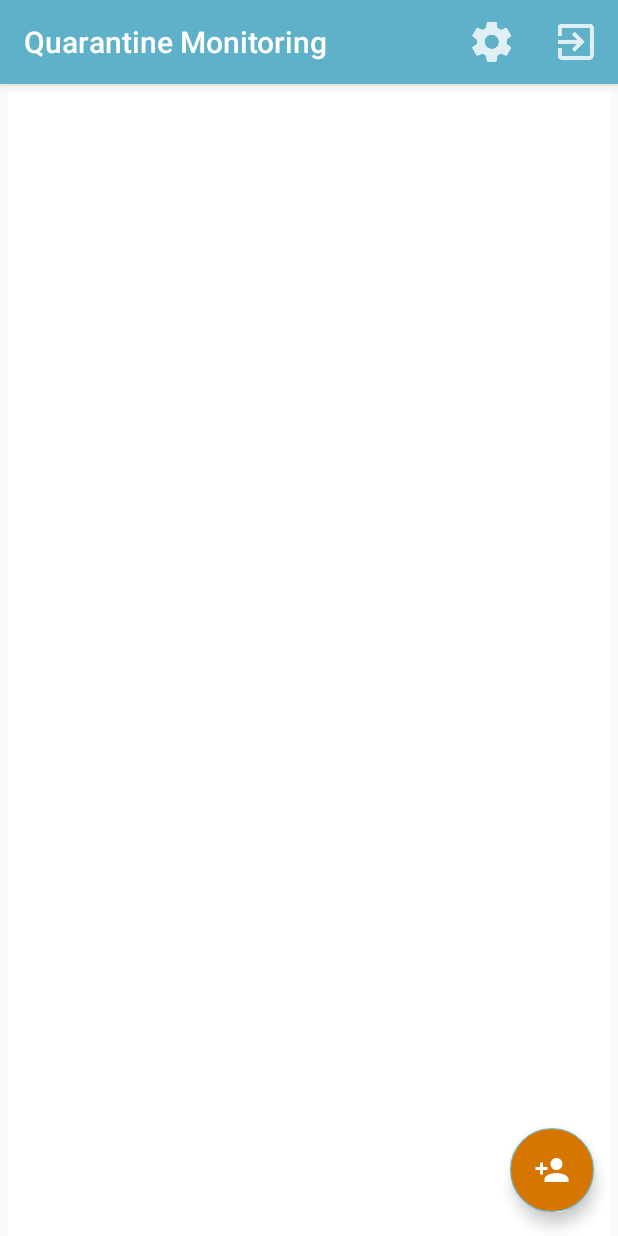
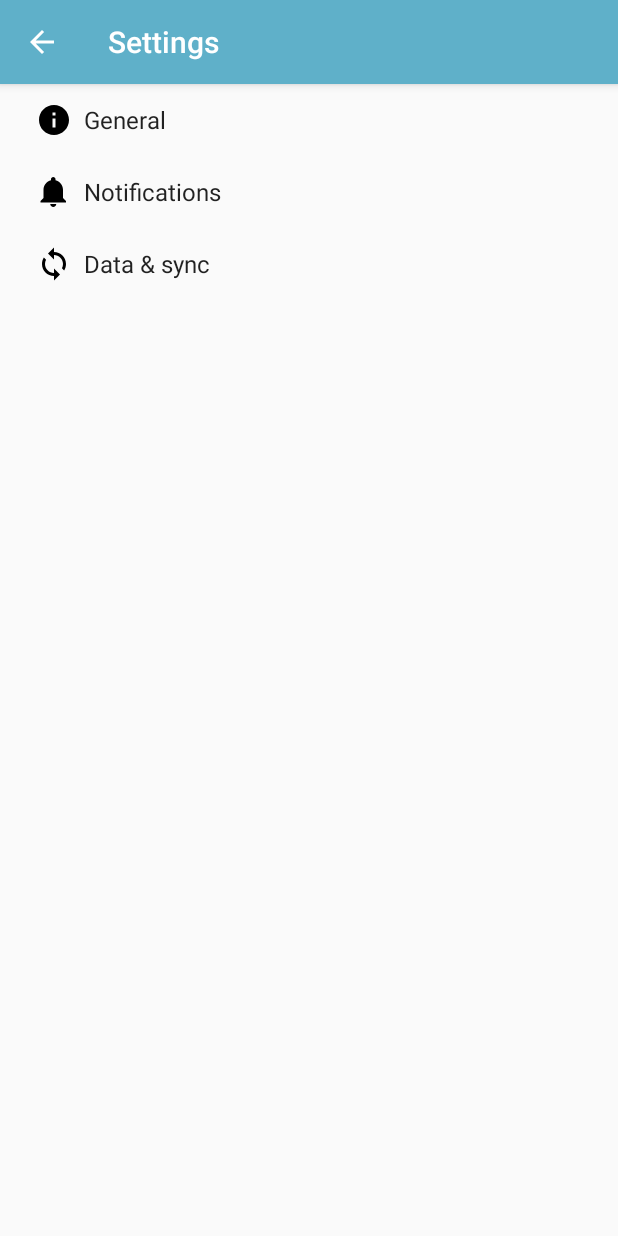
Before and after one commit to feyt28/AndroidThingsRepo, an Android app: the MainActivity screen opened directly, with no data from a screen before it, after a tap on "Settings", on a phone screen of 412 x 824 dp. Run offline under Robolectric (Android 15) with nearby library versions, the light colour scheme and no system bars; our stand-ins replace Firebase (no records; nobody signed in at launch, a user with empty details on screens opened directly), Picasso; libraries missing offline, so code that uses them is left out: com.mikhaellopez.circularimageview; pictures from the network do not load.

Commit message:
Added files for Settings

```diff
--- a/QuarantineMonitoring/mobile/build.gradle
+++ b/QuarantineMonitoring/mobile/build.gradle
@@ -45,4 +45,5 @@ dependencies {
 
 
 
+
 apply plugin: 'com.google.gms.google-services'
--- a/QuarantineMonitoring/mobile/src/main/AndroidManifest.xml
+++ b/QuarantineMonitoring/mobile/src/main/AndroidManifest.xml
@@ -33,7 +33,10 @@
                 <category android:name="android.intent.category.LAUNCHER" />
             </intent-filter>
         </activity>
-        <activity android:name=".ProfileActivity"></activity>
+        <activity android:name=".ProfileActivity" />
+        <activity
+            android:name=".SettingsActivity"
+            android:label="@string/title_activity_settings"></activity>
     </application>
 
 </manifest>
--- /dev/null
+++ b/QuarantineMonitoring/mobile/src/main/java/dev/aot/markkevindalbios/quarantinemonitoring/AppCompatPreferenceActivity.java
@@ -0,0 +1,109 @@
+package dev.aot.markkevindalbios.quarantinemonitoring;
+
+import android.content.res.Configuration;
+import android.os.Bundle;
+import android.preference.PreferenceActivity;
+import android.support.annotation.LayoutRes;
+import android.support.annotation.Nullable;
+import android.support.v7.app.ActionBar;
+import android.support.v7.app.AppCompatDelegate;
+import android.support.v7.widget.Toolbar;
+import android.view.MenuInflater;
+import android.view.View;
+import android.view.ViewGroup;
+
+/**
+ * A {@link android.preference.PreferenceActivity} which implements and proxies the necessary calls
+ * to be used with AppCompat.
+ */
+public abstract class AppCompatPreferenceActivity extends PreferenceActivity {
+
+    private AppCompatDelegate mDelegate;
+
+    @Override
+    protected void onCreate(Bundle savedInstanceState) {
+        getDelegate().installViewFactory();
+        getDelegate().onCreate(savedInstanceState);
+        super.onCreate(savedInstanceState);
+    }
+
+    @Override
+    protected void onPostCreate(Bundle savedInstanceState) {
+        super.onPostCreate(savedInstanceState);
+        getDelegate().onPostCreate(savedInstanceState);
+    }
+
+    public ActionBar getSupportActionBar() {
+        return getDelegate().getSupportActionBar();
+    }
+
+    public void setSupportActionBar(@Nullable Toolbar toolbar) {
+        getDelegate().setSupportActionBar(toolbar);
+    }
+
+    @Override
+    public MenuInflater getMenuInflater() {
+        return getDelegate().getMenuInflater();
+    }
+
+    @Override
+    public void setContentView(@LayoutRes int layoutResID) {
+        getDelegate().setContentView(layoutResID);
+    }
+
+    @Override
+    public void setContentView(View view) {
+        getDelegate().setContentView(view);
+    }
+
+    @Override
+    public void setContentView(View view, ViewGroup.LayoutParams params) {
+        getDelegate().setContentView(view, params);
+    }
+
+    @Override
+    public void addContentView(View view, ViewGroup.LayoutParams params) {
+        getDelegate().addContentView(view, params);
+    }
+
+    @Override
+    protected void onPostResume() {
+        super.onPostResume();
+        getDelegate().onPostResume();
+    }
+
+    @Override
+    protected void onTitleChanged(CharSequence title, int color) {
+        super.onTitleChanged(title, color);
+        getDelegate().setTitle(title);
+    }
+
+    @Override
+    public void onConfigurationChanged(Configuration newConfig) {
+        super.onConfigurationChanged(newConfig);
+        getDelegate().onConfigurationChanged(newConfig);
+    }
+
+    @Override
+    protected void onStop() {
+        super.onStop();
+        getDelegate().onStop();
+    }
+
+    @Override
+    protected void onDestroy() {
+        super.onDestroy();
+        getDelegate().onDestroy();
+    }
+
+    public void invalidateOptionsMenu() {
+        getDelegate().invalidateOptionsMenu();
+    }
+
+    private AppCompatDelegate getDelegate() {
+        if (mDelegate == null) {
+            mDelegate = AppCompatDelegate.create(this, null);
+        }
+        return mDelegate;
+    }
+}
--- a/QuarantineMonitoring/mobile/src/main/java/dev/aot/markkevindalbios/quarantinemonitoring/MainActivity.java
+++ b/QuarantineMonitoring/mobile/src/main/java/dev/aot/markkevindalbios/quarantinemonitoring/MainActivity.java
@@ -37,7 +37,7 @@ import dev.aot.markkevindalbios.quarantinemonitoring.adapter.QuarantineListAdapt
 import dev.aot.markkevindalbios.quarantinemonitoring.adapter.RecyclerItemTouchHelper;
 import dev.aot.markkevindalbios.quarantinemonitoring.model.Person;
 
-public class MainActivity extends AppCompatActivity implements RecyclerItemTouchHelper.RecyclerItemTouchHelperListener{
+public class MainActivity extends AppCompatActivity implements RecyclerItemTouchHelper.RecyclerItemTouchHelperListener {
 
     private static final String TAG = MainActivity.class.getCanonicalName();
     private FirebaseDatabase database;
@@ -101,13 +101,15 @@ public class MainActivity extends AppCompatActivity implements RecyclerItemTouch
     public boolean onOptionsItemSelected(MenuItem item) {
         switch (item.getItemId()) {
             case R.id.setting:
+                Intent settingsIntent = new Intent(this, SettingsActivity.class);
+                startActivity(settingsIntent);
                 break;
             case R.id.logout:
-                Intent i = new Intent(this, LoginActivity.class);
+                Intent done = new Intent(this, LoginActivity.class);
                 this.finish();
-                startActivity(i);
+                startActivity(done);
                 break;
-                default:
+            default:
                 return super.onOptionsItemSelected(item);
         }
         return true;
@@ -119,7 +121,7 @@ public class MainActivity extends AppCompatActivity implements RecyclerItemTouch
         loadQuarantineList();
     }
 
-    private void loadRecycler(){
+    private void loadRecycler() {
 //        adapter = new QuarantineAdapter(this, list);
         RecyclerView.LayoutManager mLayoutManager = new LinearLayoutManager(getApplicationContext());
         recyclerView.setLayoutManager(mLayoutManager);
@@ -132,7 +134,7 @@ public class MainActivity extends AppCompatActivity implements RecyclerItemTouch
         new ItemTouchHelper(itemTouchHelperCallback).attachToRecyclerView(recyclerView);
     }
 
-    private void loadQuarantineList(){
+    private void loadQuarantineList() {
 
         Log.i(TAG, "Loading Quarantine list");
         dbRef = database.getReference("Quarantines");
@@ -140,7 +142,7 @@ public class MainActivity extends AppCompatActivity implements RecyclerItemTouch
             @Override
             public void onDataChange(DataSnapshot dataSnapshot) {
                 list = new ArrayList<Person>();
-                for(DataSnapshot postSnapshot: dataSnapshot.getChildren()){
+                for (DataSnapshot postSnapshot : dataSnapshot.getChildren()) {
                     Person person = postSnapshot.getValue(Person.class);
                     list.add(person);
                 }
@@ -156,8 +158,6 @@ public class MainActivity extends AppCompatActivity implements RecyclerItemTouch
             }
         });
     }
-
-
 
 
     @Override
--- /dev/null
+++ b/QuarantineMonitoring/mobile/src/main/res/drawable/ic_info_black_24dp.xml
@@ -0,0 +1,9 @@
+<vector xmlns:android="http://schemas.android.com/apk/res/android"
+    android:width="24dp"
+    android:height="24dp"
+    android:viewportHeight="24.0"
+    android:viewportWidth="24.0">
+    <path
+        android:fillColor="#FF000000"
+        android:pathData="M12,2C6.48,2 2,6.48 2,12s4.48,10 10,10 10,-4.48 10,-10S17.52,2 12,2zm1,15h-2v-6h2v6zm0,-8h-2V7h2v2z" />
+</vector>
--- /dev/null
+++ b/QuarantineMonitoring/mobile/src/main/res/drawable/ic_notifications_black_24dp.xml
@@ -0,0 +1,9 @@
+<vector xmlns:android="http://schemas.android.com/apk/res/android"
+    android:width="24dp"
+    android:height="24dp"
+    android:viewportHeight="24.0"
+    android:viewportWidth="24.0">
+    <path
+        android:fillColor="#FF000000"
+        android:pathData="M11.5,22c1.1,0 2,-0.9 2,-2h-4c0,1.1 0.9,2 2,2zm6.5,-6v-5.5c0,-3.07 -2.13,-5.64 -5,-6.32V3.5c0,-0.83 -0.67,-1.5 -1.5,-1.5S10,2.67 10,3.5v0.68c-2.87,0.68 -5,3.25 -5,6.32V16l-2,2v1h17v-1l-2,-2z" />
+</vector>
--- /dev/null
+++ b/QuarantineMonitoring/mobile/src/main/res/drawable/ic_sync_black_24dp.xml
@@ -0,0 +1,9 @@
+<vector xmlns:android="http://schemas.android.com/apk/res/android"
+    android:width="24dp"
+    android:height="24dp"
+    android:viewportHeight="24.0"
+    android:viewportWidth="24.0">
+    <path
+        android:fillColor="#FF000000"
+        android:pathData="M12 4V1L8 5l4 4V6c3.31 0 6 2.69 6 6 0 1.01,-.25 1.97,-.7 2.8l1.46 1.46C19.54 15.03 20 13.57 20 12c0,-4.42,-3.58,-8,-8,-8zm0 14c-3.31 0,-6,-2.69,-6,-6 0,-1.01.25,-1.97.7,-2.8L5.24 7.74C4.46 8.97 4 10.43 4 12c0 4.42 3.58 8 8 8v3l4,-4,-4,-4v3z" />
+</vector>
--- a/QuarantineMonitoring/mobile/src/main/res/values/strings.xml
+++ b/QuarantineMonitoring/mobile/src/main/res/values/strings.xml
@@ -27,4 +27,77 @@
     <string name="title_activity_main2">Main2Activity</string>
     <string name="dummy_button">Dummy Button</string>
     <string name="dummy_content">DUMMY\nCONTENT</string>
+    <string name="title_activity_settings">Settings</string>
+
+    <!-- Strings related to Settings -->
+
+    <!-- Example General settings -->
+    <string name="pref_header_general">General</string>
+
+    <string name="pref_title_social_recommendations">Enable social recommendations</string>
+    <string name="pref_description_social_recommendations">Recommendations for people to contact
+        based on your message history
+    </string>
+
+    <string name="pref_title_display_name">Display name</string>
+    <string name="pref_default_display_name">John Smith</string>
+
+    <string name="pref_title_add_friends_to_messages">Add friends to messages</string>
+    <string-array name="pref_example_list_titles">
+        <item>Always</item>
+        <item>When possible</item>
+        <item>Never</item>
+    </string-array>
+    <string-array name="pref_example_list_values">
+        <item>1</item>
+        <item>0</item>
+        <item>-1</item>
+    </string-array>
+
+    <!-- Example settings for Data & Sync -->
+    <string name="pref_header_data_sync">Data &amp; sync</string>
+
+    <string name="pref_title_sync_frequency">Sync frequency</string>
+    <string-array name="pref_sync_frequency_titles">
+        <item>15 minutes</item>
+        <item>30 minutes</item>
+        <item>1 hour</item>
+        <item>3 hours</item>
+        <item>6 hours</item>
+        <item>Never</item>
+    </string-array>
+    <string-array name="pref_sync_frequency_values">
+        <item>15</item>
+        <item>30</item>
+        <item>60</item>
+        <item>180</item>
+        <item>360</item>
+        <item>-1</item>
+    </string-array>
+
+    <string-array name="list_preference_entries">
+        <item>Entry 1</item>
+        <item>Entry 2</item>
+        <item>Entry 3</item>
+    </string-array>
+
+    <string-array name="list_preference_entry_values">
+        <item>1</item>
+        <item>2</item>
+        <item>3</item>
+    </string-array>
+
+    <string-array name="multi_select_list_preference_default_value" />
+
+    <string name="pref_title_system_sync_settings">System sync settings</string>
+
+    <!-- Example settings for Notifications -->
+    <string name="pref_header_notifications">Notifications</string>
+
+    <string name="pref_title_new_message_notifications">New message notifications</string>
+
+    <string name="pref_title_ringtone">Ringtone</string>
+    <string name="pref_ringtone_silent">Silent</string>
+
+    <string name="pref_title_vibrate">Vibrate</string>
 </resources>
--- /dev/null
+++ b/QuarantineMonitoring/mobile/src/main/res/xml/pref_data_sync.xml
@@ -0,0 +1,21 @@
+<PreferenceScreen xmlns:android="http://schemas.android.com/apk/res/android">
+
+    <!-- NOTE: Hide buttons to simplify the UI. Users can touch outside the dialog to
+         dismiss it. -->
+    <!-- NOTE: ListPreference's summary should be set to its value by the activity code. -->
+    <ListPreference
+        android:defaultValue="180"
+        android:entries="@array/pref_sync_frequency_titles"
+        android:entryValues="@array/pref_sync_frequency_values"
+        android:key="sync_frequency"
+        android:negativeButtonText="@null"
+        android:positiveButtonText="@null"
+        android:title="@string/pref_title_sync_frequency" />
+
+    <!-- This preference simply launches an intent when selected. Use this UI sparingly, per
+         design guidelines. -->
+    <Preference android:title="@string/pref_title_system_sync_settings">
+        <intent android:action="android.settings.SYNC_SETTINGS" />
+    </Preference>
+
+</PreferenceScreen>
--- /dev/null
+++ b/QuarantineMonitoring/mobile/src/main/res/xml/pref_general.xml
@@ -0,0 +1,33 @@
+<PreferenceScreen xmlns:android="http://schemas.android.com/apk/res/android">
+
+    <SwitchPreference
+        android:defaultValue="true"
+        android:key="example_switch"
+        android:summary="@string/pref_description_social_recommendations"
+        android:title="@string/pref_title_social_recommendations" />
+
+    <!-- NOTE: EditTextPreference accepts EditText attributes. -->
+    <!-- NOTE: EditTextPreference's summary should be set to its value by the activity code. -->
+    <EditTextPreference
+        android:capitalize="words"
+        android:defaultValue="@string/pref_default_display_name"
+        android:inputType="textCapWords"
+        android:key="example_text"
+        android:maxLines="1"
+        android:selectAllOnFocus="true"
+        android:singleLine="true"
+        android:title="@string/pref_title_display_name" />
+
+    <!-- NOTE: Hide buttons to simplify the UI. Users can touch outside the dialog to
+         dismiss it. -->
+    <!-- NOTE: ListPreference's summary should be set to its value by the activity code. -->
+    <ListPreference
+        android:defaultValue="-1"
+        android:entries="@array/pref_example_list_titles"
+        android:entryValues="@array/pref_example_list_values"
+        android:key="example_list"
+        android:negativeButtonText="@null"
+        android:positiveButtonText="@null"
+        android:title="@string/pref_title_add_friends_to_messages" />
+
+</PreferenceScreen>
--- /dev/null
+++ b/QuarantineMonitoring/mobile/src/main/res/xml/pref_headers.xml
@@ -0,0 +1,20 @@
+<preference-headers xmlns:android="http://schemas.android.com/apk/res/android">
+
+    <!-- These settings headers are only used on tablets. -->
+
+    <header
+        android:fragment="dev.aot.markkevindalbios.quarantinemonitoring.SettingsActivity$GeneralPreferenceFragment"
+        android:icon="@drawable/ic_info_black_24dp"
+        android:title="@string/pref_header_general" />
+
+    <header
+        android:fragment="dev.aot.markkevindalbios.quarantinemonitoring.SettingsActivity$NotificationPreferenceFragment"
+        android:icon="@drawable/ic_notifications_black_24dp"
+        android:title="@string/pref_header_notifications" />
+
+    <header
+        android:fragment="dev.aot.markkevindalbios.quarantinemonitoring.SettingsActivity$DataSyncPreferenceFragment"
+        android:icon="@drawable/ic_sync_black_24dp"
+        android:title="@string/pref_header_data_sync" />
+
+</preference-headers>
--- /dev/null
+++ b/QuarantineMonitoring/mobile/src/main/res/xml/pref_notification.xml
@@ -0,0 +1,27 @@
+<PreferenceScreen xmlns:android="http://schemas.android.com/apk/res/android">
+
+    <!-- A 'parent' preference, which enables/disables child preferences (below)
+         when checked/unchecked. -->
+    <SwitchPreference
+        android:defaultValue="true"
+        android:key="notifications_new_message"
+        android:title="@string/pref_title_new_message_notifications" />
+
+    <!-- Allows the user to choose a ringtone in the 'notification' category. -->
+    <!-- NOTE: This preference will be enabled only when the checkbox above is checked. -->
+    <!-- NOTE: RingtonePreference's summary should be set to its value by the activity code. -->
+    <RingtonePreference
+        android:defaultValue="content://settings/system/notification_sound"
+        android:dependency="notifications_new_message"
+        android:key="notifications_new_message_ringtone"
+        android:ringtoneType="notification"
+        android:title="@string/pref_title_ringtone" />
+
+    <!-- NOTE: This preference will be enabled only when the checkbox above is checked. -->
+    <SwitchPreference
+        android:defaultValue="true"
+        android:dependency="notifications_new_message"
+        android:key="notifications_new_message_vibrate"
+        android:title="@string/pref_title_vibrate" />
+
+</PreferenceScreen>
```
Also changed, not shown: QuarantineMonitoring/mobile/src/main/java/dev/aot/markkevindalbios/quarantinemonitoring/SettingsActivity.java (added, +254 -0 lines).
